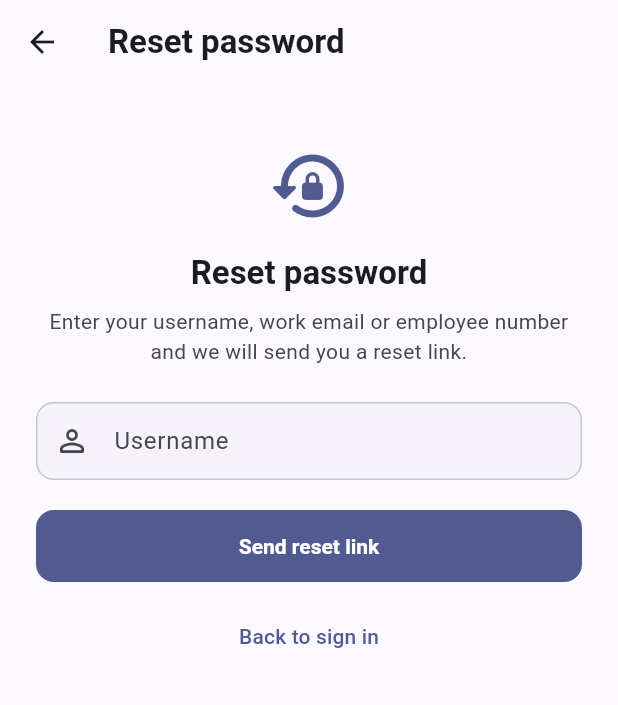
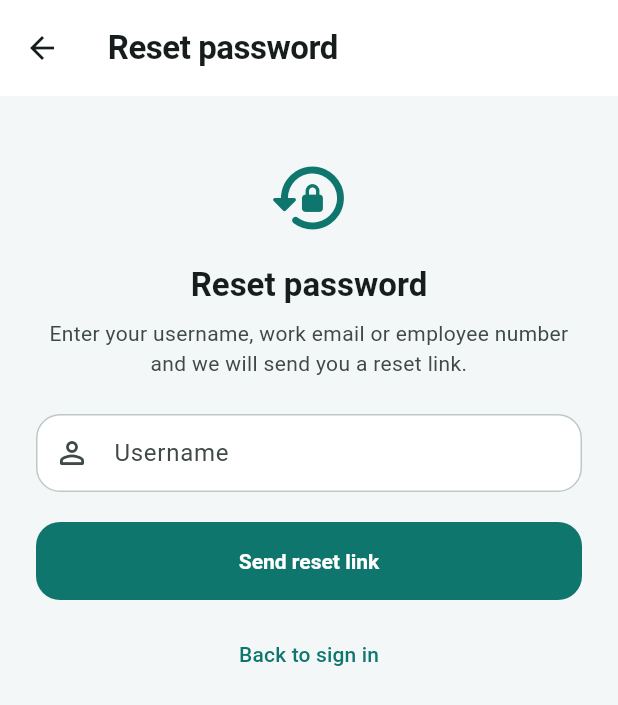
Before and after one commit to navin4489-ai/hrms, a Flutter app: the screen it shows after launch, after a tap on "Forgot password?", on a phone screen of 412 x 824 dp. Shown: the top 705 px of the screen. Run offline on Flutter 3.47's test engine with Material 3 defaults, Android fonts, the phone set to English and light mode, and no system bars; our stand-ins replace dio, file_picker, flutter_riverpod, flutter_secure_storage, go_router, shared_preferences; network calls fail.

Commit message:
Refresh Wintech mobile branding and UI

```diff
--- a/mobile/lib/features/auth/login_screen.dart
+++ b/mobile/lib/features/auth/login_screen.dart
@@ -5,7 +5,8 @@ import 'package:go_router/go_router.dart';
 import '../../core/network/api_exception.dart';
 import '../../core/strings.dart';
 import '../../providers/auth_provider.dart';
-import '../../widgets/app_scaffold.dart';
+import '../../theme/app_theme.dart';
+import '../../widgets/wintech_logo.dart';
 import 'login_form.dart';
 
 /// Sign-in screen (FR-EMP-001/006): username + password, credential guidance,
@@ -58,83 +59,122 @@ class _LoginScreenState extends ConsumerState<LoginScreen> {
   @override
   Widget build(BuildContext context) {
     final theme = Theme.of(context);
+    final scheme = theme.colorScheme;
     final auth = ref.watch(authControllerProvider);
     final sessionExpired =
         auth.sessionExpired && auth.status == AuthStatus.unauthenticated;
 
-    return AppScaffold(
-      title: Strings.appName,
-      showBell: false,
+    return Scaffold(
+      backgroundColor: scheme.surface,
       body: SafeArea(
+        bottom: false,
         child: SingleChildScrollView(
-          padding: const EdgeInsets.all(24),
           child: Column(
             crossAxisAlignment: CrossAxisAlignment.stretch,
             children: [
-              const SizedBox(height: 24),
-              _LogoMark(color: theme.colorScheme.primary),
-              const SizedBox(height: 20),
+              Container(
+                padding: const EdgeInsets.fromLTRB(24, 24, 24, 34),
+                decoration: const BoxDecoration(
+                  gradient: LinearGradient(
+                    begin: Alignment.topLeft,
+                    end: Alignment.bottomRight,
+                    colors: [AppColors.brandDark, AppColors.brand],
+                  ),
+                  borderRadius: BorderRadius.vertical(
+                    bottom: Radius.circular(32),
+                  ),
+                ),
+                child: Column(
+                  crossAxisAlignment: CrossAxisAlignment.start,
+                  children: [
+                    const WintechLogo(
+                      size: 56,
+                      showWordmark: true,
+                      wordmarkColor: Colors.white,
+                    ),
+                    const SizedBox(height: 30),
+                    Text(
+                      'People operations,\nmade simple.',
+                      style: theme.textTheme.headlineMedium?.copyWith(
+                        color: Colors.white,
+                        fontWeight: FontWeight.w800,
+                        height: 1.08,
+                        letterSpacing: -0.5,
+                      ),
+                    ),
+                    const SizedBox(height: 10),
+                    Text(
+                      'A better workday starts here.',
+                      style: theme.textTheme.bodyLarge?.copyWith(
+                        color: Colors.white.withValues(alpha: 0.78),
+                      ),
+                    ),
+                  ],
+                ),
+              ),
+              Padding(
+                padding: const EdgeInsets.fromLTRB(20, 24, 20, 36),
+                child: Column(
+                  crossAxisAlignment: CrossAxisAlignment.stretch,
+                  children: [
                     Text(
                       'Welcome back',
                       style: theme.textTheme.headlineSmall?.copyWith(
-                  fontWeight: FontWeight.w700,
+                        fontWeight: FontWeight.w800,
+                        letterSpacing: -0.3,
                       ),
-                textAlign: TextAlign.center,
                     ),
                     const SizedBox(height: 6),
                     Text(
-                'Sign in to access your HR self-service',
+                      'Sign in to access your HR self-service.',
                       style: theme.textTheme.bodyMedium?.copyWith(
-                  color: theme.colorScheme.onSurfaceVariant,
+                        color: scheme.onSurfaceVariant,
                       ),
-                textAlign: TextAlign.center,
                     ),
-              const SizedBox(height: 28),
+                    const SizedBox(height: 20),
                     if (sessionExpired) ...[
                       _SessionExpiredBanner(
                         onDismiss: () => ref
                             .read(authControllerProvider.notifier)
                             .acknowledgeSessionExpired(),
                       ),
-                const SizedBox(height: 16),
+                      const SizedBox(height: 14),
                     ],
-              LoginForm(
+                    Card(
+                      child: Padding(
+                        padding: const EdgeInsets.all(18),
+                        child: LoginForm(
                           busy: _busy,
                           errorText: _errorText,
                           onSubmit: _submit,
-                onForgotPassword: () => context.push('/forgot-password'),
+                          onForgotPassword: () =>
+                              context.push('/forgot-password'),
+                        ),
+                      ),
+                    ),
+                    const SizedBox(height: 20),
+                    Row(
+                      mainAxisAlignment: MainAxisAlignment.center,
+                      children: [
+                        Icon(
+                          Icons.shield_outlined,
+                          size: 16,
+                          color: scheme.primary,
+                        ),
+                        const SizedBox(width: 7),
+                        Text(
+                          'Your workplace, securely connected',
+                          style: theme.textTheme.bodySmall?.copyWith(
+                            color: scheme.onSurfaceVariant,
+                            fontWeight: FontWeight.w600,
+                          ),
+                        ),
+                      ],
                     ),
                   ],
                 ),
               ),
-      ),
-    );
-  }
-}
-
-class _LogoMark extends StatelessWidget {
-  const _LogoMark({required this.color});
-
-  final Color color;
-
-  @override
-  Widget build(BuildContext context) {
-    return Center(
-      child: Container(
-        width: 84,
-        height: 84,
-        decoration: BoxDecoration(
-          color: color,
-          borderRadius: BorderRadius.circular(24),
-        ),
-        child: const Center(
-          child: Text(
-            'W',
-            style: TextStyle(
-              color: Colors.white,
-              fontSize: 44,
-              fontWeight: FontWeight.w800,
-            ),
+            ],
           ),
         ),
       ),
--- a/mobile/lib/features/auth/splash_screen.dart
+++ b/mobile/lib/features/auth/splash_screen.dart
@@ -1,6 +1,8 @@
 import 'package:flutter/material.dart';
 
 import '../../core/strings.dart';
+import '../../theme/app_theme.dart';
+import '../../widgets/wintech_logo.dart';
 
 /// First route while the stored session is being restored (FR-EMP-005).
 /// The router redirect moves to /login or /home once the status flips.
@@ -16,29 +18,20 @@ class SplashScreen extends StatelessWidget {
         child: Column(
           mainAxisSize: MainAxisSize.min,
           children: [
-            Container(
-              width: 88,
-              height: 88,
-              decoration: BoxDecoration(
-                color: scheme.primary,
-                borderRadius: BorderRadius.circular(24),
-              ),
-              child: const Center(
-                child: Text(
-                  'W',
-                  style: TextStyle(
-                    color: Colors.white,
-                    fontSize: 46,
-                    fontWeight: FontWeight.w800,
-                  ),
-                ),
-              ),
-            ),
+            const WintechLogo(size: 88),
             const SizedBox(height: 20),
             Text(
               Strings.appName,
               style: theme.textTheme.headlineSmall?.copyWith(
                 fontWeight: FontWeight.w700,
+              ),
+            ),
+            const SizedBox(height: 4),
+            Text(
+              'People & work, in sync',
+              style: theme.textTheme.bodyMedium?.copyWith(
+                color: AppColors.brand,
+                fontWeight: FontWeight.w600,
               ),
             ),
             const SizedBox(height: 32),
--- a/mobile/lib/features/dashboard/dashboard_screen.dart
+++ b/mobile/lib/features/dashboard/dashboard_screen.dart
@@ -10,11 +10,13 @@ import '../../providers/attendance_provider.dart';
 import '../../providers/auth_provider.dart';
 import '../../providers/dashboard_provider.dart';
 import '../../router/deep_link_parser.dart';
+import '../../theme/app_theme.dart';
 import '../../widgets/app_scaffold.dart';
 import '../../widgets/async_body.dart';
 import '../../widgets/section_card.dart';
 import '../../widgets/shimmer_box.dart';
 import '../../widgets/status_chip.dart';
+import '../../widgets/wintech_logo.dart';
 
 /// Employee home (FR-EMP-010..014): greeting, punch card, quick actions,
 /// pending approvals, leave balances, my requests, announcements, holidays.
@@ -220,43 +222,100 @@ class _Header extends StatelessWidget {
   @override
   Widget build(BuildContext context) {
     final theme = Theme.of(context);
-    final scheme = theme.colorScheme;
-    final title = data.greeting.isNotEmpty
-        ? data.greeting
-        : (employee ?? Strings.dashboard);
-    return Column(
+    final subtitle = [
+      if (data.employee?.designation?.isNotEmpty ?? false)
+        data.employee!.designation!,
+      if (data.employee?.department?.isNotEmpty ?? false)
+        data.employee!.department!,
+    ].join(' · ');
+
+    return ClipRRect(
+      borderRadius: BorderRadius.circular(24),
+      child: Container(
+        decoration: const BoxDecoration(
+          gradient: LinearGradient(
+            begin: Alignment.topLeft,
+            end: Alignment.bottomRight,
+            colors: [AppColors.brandDark, AppColors.brand],
+          ),
+        ),
+        child: Stack(
+          children: [
+            Positioned(
+              right: -36,
+              top: -54,
+              child: Container(
+                width: 170,
+                height: 170,
+                decoration: BoxDecoration(
+                  shape: BoxShape.circle,
+                  color: Colors.white.withValues(alpha: 0.045),
+                ),
+              ),
+            ),
+            Padding(
+              padding: const EdgeInsets.all(20),
+              child: Row(
+                children: [
+                  Expanded(
+                    child: Column(
                       crossAxisAlignment: CrossAxisAlignment.start,
+                      mainAxisSize: MainAxisSize.min,
                       children: [
                         Text(
-          title,
-          style: theme.textTheme.headlineSmall?.copyWith(
-            fontWeight: FontWeight.w700,
+                          data.greeting.isEmpty
+                              ? 'WELCOME BACK'
+                              : data.greeting.toUpperCase(),
+                          maxLines: 1,
+                          overflow: TextOverflow.ellipsis,
+                          style: theme.textTheme.labelMedium?.copyWith(
+                            color: AppColors.accent,
+                            fontWeight: FontWeight.w800,
+                            letterSpacing: 1.1,
                           ),
                         ),
-        const SizedBox(height: 4),
+                        const SizedBox(height: 7),
+                        Text(
+                          employee ?? 'Your workday, together.',
+                          maxLines: 2,
+                          overflow: TextOverflow.ellipsis,
+                          style: theme.textTheme.headlineSmall?.copyWith(
+                            color: Colors.white,
+                            fontWeight: FontWeight.w800,
+                            letterSpacing: -0.4,
+                            height: 1.05,
+                          ),
+                        ),
+                        const SizedBox(height: 9),
                         Text(
                           AppFormatters.date(data.today),
                           style: theme.textTheme.bodyMedium?.copyWith(
-            color: scheme.onSurfaceVariant,
+                            color: Colors.white.withValues(alpha: 0.82),
+                            fontWeight: FontWeight.w500,
                           ),
                         ),
-        if (data.employee != null) ...[
-          const SizedBox(height: 2),
+                        if (subtitle.isNotEmpty) ...[
+                          const SizedBox(height: 4),
                           Text(
-            [
-              if (data.employee!.designation != null &&
-                  data.employee!.designation!.isNotEmpty)
-                data.employee!.designation!,
-              if (data.employee!.department != null &&
-                  data.employee!.department!.isNotEmpty)
-                data.employee!.department!,
-            ].join(' · '),
+                            subtitle,
+                            maxLines: 1,
+                            overflow: TextOverflow.ellipsis,
                             style: theme.textTheme.bodySmall?.copyWith(
-              color: scheme.onSurfaceVariant,
+                              color: Colors.white.withValues(alpha: 0.7),
                             ),
                           ),
                         ],
                       ],
+                    ),
+                  ),
+                  const SizedBox(width: 14),
+                  const WintechLogo(size: 54),
+                ],
+              ),
+            ),
+          ],
+        ),
+      ),
     );
   }
 }
--- a/mobile/lib/theme/app_theme.dart
+++ b/mobile/lib/theme/app_theme.dart
@@ -1,37 +1,48 @@
 import 'package:flutter/material.dart';
 
-/// Brand palette — deep indigo/blue (#3F51B5 family), Material 3.
+/// Wintech brand palette — confident deep navy, teal, and a warm gold accent.
 abstract final class AppColors {
-  /// Primary brand color (indigo 500).
-  static const Color brand = Color(0xFF3F51B5);
+  static const Color brand = Color(0xFF0F766E);
 
-  /// Darker variant for on-brand contrast.
-  static const Color brandDark = Color(0xFF303F9F);
+  static const Color brandDark = Color(0xFF123047);
 
-  /// Light tint for backgrounds/selection.
-  static const Color brandLight = Color(0xFFC5CAE9);
+  static const Color brandLight = Color(0xFFD5F3EE);
+  static const Color accent = Color(0xFFF3B84B);
+  static const Color canvas = Color(0xFFF4F7F8);
 
-  static const Color success = Color(0xFF2E7D32);
-  static const Color warning = Color(0xFFF57F17);
-  static const Color danger = Color(0xFFC62828);
-  static const Color info = Color(0xFF0277BD);
-  static const Color neutral = Color(0xFF607D8B);
+  static const Color success = Color(0xFF21856A);
+  static const Color warning = Color(0xFFB7791F);
+  static const Color danger = Color(0xFFB54745);
+  static const Color info = Color(0xFF3A78A1);
+  static const Color neutral = Color(0xFF647985);
 }
 
 /// Central theme (Material 3).
 abstract final class AppTheme {
   static ThemeData light() {
-    final scheme = ColorScheme.fromSeed(
+    final scheme =
+        ColorScheme.fromSeed(
           seedColor: AppColors.brand,
           brightness: Brightness.light,
+        ).copyWith(
+          primary: AppColors.brand,
+          onPrimary: Colors.white,
+          primaryContainer: AppColors.brandLight,
+          onPrimaryContainer: AppColors.brandDark,
+          secondary: AppColors.accent,
+          surface: AppColors.canvas,
         );
     return _base(scheme);
   }
 
   static ThemeData dark() {
-    final scheme = ColorScheme.fromSeed(
+    final scheme =
+        ColorScheme.fromSeed(
           seedColor: AppColors.brand,
           brightness: Brightness.dark,
+        ).copyWith(
+          primary: const Color(0xFF66D5C5),
+          secondary: const Color(0xFFFFD17C),
         );
     return _base(scheme);
   }
@@ -45,48 +56,61 @@ abstract final class AppTheme {
       useMaterial3: true,
       colorScheme: scheme,
       textTheme: textTheme,
-      scaffoldBackgroundColor: scheme.surface,
+      scaffoldBackgroundColor: scheme.brightness == Brightness.light
+          ? AppColors.canvas
+          : scheme.surface,
       appBarTheme: AppBarTheme(
-        backgroundColor: scheme.surface,
+        backgroundColor: scheme.brightness == Brightness.light
+            ? Colors.white
+            : scheme.surface,
         foregroundColor: scheme.onSurface,
+        surfaceTintColor: Colors.transparent,
         elevation: 0,
-        scrolledUnderElevation: 1,
+        scrolledUnderElevation: 0,
         centerTitle: false,
+        toolbarHeight: 64,
         titleTextStyle: textTheme.titleLarge?.copyWith(
           color: scheme.onSurface,
-          fontWeight: FontWeight.w600,
+          fontWeight: FontWeight.w700,
+          letterSpacing: -0.3,
         ),
       ),
       cardTheme: CardThemeData(
         elevation: 0,
-        color: scheme.surfaceContainerLow,
+        color: scheme.brightness == Brightness.light
+            ? Colors.white
+            : scheme.surfaceContainerLow,
         shape: RoundedRectangleBorder(
-          borderRadius: BorderRadius.circular(16),
-          side: BorderSide(color: scheme.outlineVariant.withValues(alpha: 0.5)),
+          borderRadius: BorderRadius.circular(20),
+          side: BorderSide(
+            color: scheme.outlineVariant.withValues(alpha: 0.45),
+          ),
         ),
         margin: EdgeInsets.zero,
       ),
       chipTheme: ChipThemeData(
-        shape: RoundedRectangleBorder(borderRadius: BorderRadius.circular(10)),
+        shape: RoundedRectangleBorder(borderRadius: BorderRadius.circular(12)),
         side: BorderSide(color: scheme.outlineVariant),
       ),
       inputDecorationTheme: InputDecorationTheme(
         filled: true,
-        fillColor: scheme.surfaceContainerLow,
+        fillColor: scheme.brightness == Brightness.light
+            ? Colors.white
+            : scheme.surfaceContainerLow,
         border: OutlineInputBorder(
-          borderRadius: BorderRadius.circular(12),
+          borderRadius: BorderRadius.circular(16),
           borderSide: BorderSide(color: scheme.outlineVariant),
         ),
         enabledBorder: OutlineInputBorder(
-          borderRadius: BorderRadius.circular(12),
+          borderRadius: BorderRadius.circular(16),
           borderSide: BorderSide(color: scheme.outlineVariant),
         ),
         focusedBorder: OutlineInputBorder(
-          borderRadius: BorderRadius.circular(12),
+          borderRadius: BorderRadius.circular(16),
           borderSide: BorderSide(color: scheme.primary, width: 2),
         ),
         errorBorder: OutlineInputBorder(
-          borderRadius: BorderRadius.circular(12),
+          borderRadius: BorderRadius.circular(16),
           borderSide: BorderSide(color: scheme.error),
         ),
         contentPadding: const EdgeInsets.symmetric(
@@ -96,18 +120,18 @@ abstract final class AppTheme {
       ),
       filledButtonTheme: FilledButtonThemeData(
         style: FilledButton.styleFrom(
-          minimumSize: const Size(64, 48),
+          minimumSize: const Size(64, 52),
           shape: RoundedRectangleBorder(
-            borderRadius: BorderRadius.circular(12),
+            borderRadius: BorderRadius.circular(16),
           ),
           textStyle: const TextStyle(fontWeight: FontWeight.w600),
         ),
       ),
       outlinedButtonTheme: OutlinedButtonThemeData(
         style: OutlinedButton.styleFrom(
-          minimumSize: const Size(64, 48),
+          minimumSize: const Size(64, 52),
           shape: RoundedRectangleBorder(
-            borderRadius: BorderRadius.circular(12),
+            borderRadius: BorderRadius.circular(16),
           ),
         ),
       ),
@@ -115,9 +139,13 @@ abstract final class AppTheme {
         style: TextButton.styleFrom(minimumSize: const Size(48, 44)),
       ),
       navigationBarTheme: NavigationBarThemeData(
-        height: 68,
+        height: 76,
         indicatorColor: scheme.primaryContainer,
         labelBehavior: NavigationDestinationLabelBehavior.alwaysShow,
+        backgroundColor: scheme.brightness == Brightness.light
+            ? Colors.white
+            : scheme.surfaceContainerLow,
+        elevation: 0,
       ),
       dialogTheme: DialogThemeData(
         shape: RoundedRectangleBorder(borderRadius: BorderRadius.circular(20)),
@@ -130,7 +158,7 @@ abstract final class AppTheme {
       ),
       snackBarTheme: SnackBarThemeData(
         behavior: SnackBarBehavior.floating,
-        shape: RoundedRectangleBorder(borderRadius: BorderRadius.circular(12)),
+        shape: RoundedRectangleBorder(borderRadius: BorderRadius.circular(16)),
       ),
       dividerTheme: DividerThemeData(
         color: scheme.outlineVariant.withValues(alpha: 0.6),
--- a/mobile/lib/widgets/section_card.dart
+++ b/mobile/lib/widgets/section_card.dart
@@ -23,7 +23,7 @@ class SectionCard extends StatelessWidget {
     return Card(
       clipBehavior: Clip.antiAlias,
       child: Padding(
-        padding: const EdgeInsets.all(16),
+        padding: padding,
         child: Column(
           crossAxisAlignment: CrossAxisAlignment.start,
           children: [
--- /dev/null
+++ b/mobile/lib/widgets/wintech_logo.dart
@@ -0,0 +1,107 @@
+import 'package:flutter/material.dart';
+
+import '../theme/app_theme.dart';
+
+/// In-app Wintech monogram and optional wordmark, drawn as vector artwork.
+class WintechLogo extends StatelessWidget {
+  const WintechLogo({
+    super.key,
+    this.size = 64,
+    this.showWordmark = false,
+    this.wordmarkColor,
+  });
+
+  final double size;
+  final bool showWordmark;
+  final Color? wordmarkColor;
+
+  @override
+  Widget build(BuildContext context) {
+    final color = wordmarkColor ?? Theme.of(context).colorScheme.onSurface;
+    final radius = BorderRadius.circular(size * 0.29);
+    final mark = Container(
+      width: size,
+      height: size,
+      decoration: BoxDecoration(
+        gradient: const LinearGradient(
+          begin: Alignment.topLeft,
+          end: Alignment.bottomRight,
+          colors: [AppColors.brandDark, AppColors.brand],
+        ),
+        borderRadius: radius,
+        boxShadow: [
+          BoxShadow(
+            color: AppColors.brand.withValues(alpha: 0.24),
+            blurRadius: size * 0.24,
+            offset: Offset(0, size * 0.08),
+          ),
+        ],
+      ),
+      child: CustomPaint(painter: _WintechMarkPainter()),
+    );
+
+    if (!showWordmark) return mark;
+    return Row(
+      mainAxisSize: MainAxisSize.min,
+      children: [
+        mark,
+        const SizedBox(width: 14),
+        Column(
+          crossAxisAlignment: CrossAxisAlignment.start,
+          mainAxisSize: MainAxisSize.min,
+          children: [
+            Text(
+              'WINTECH',
+              style: TextStyle(
+                color: color,
+                fontSize: size * 0.27,
+                fontWeight: FontWeight.w800,
+                letterSpacing: 1.5,
+                height: 1.05,
+              ),
+            ),
+            SizedBox(height: size * 0.06),
+            Text(
+              'PEOPLE & WORK',
+              style: TextStyle(
+                color: color.withValues(alpha: 0.72),
+                fontSize: size * 0.13,
+                fontWeight: FontWeight.w600,
+                letterSpacing: 1.4,
+              ),
+            ),
+          ],
+        ),
+      ],
+    );
+  }
+}
+
+class _WintechMarkPainter extends CustomPainter {
+  @override
+  void paint(Canvas canvas, Size size) {
+    final stroke = Paint()
+      ..color = Colors.white
+      ..style = PaintingStyle.stroke
+      ..strokeWidth = size.width * 0.085
+      ..strokeCap = StrokeCap.round
+      ..strokeJoin = StrokeJoin.round;
+    final mark = Path()
+      ..moveTo(size.width * 0.19, size.height * 0.29)
+      ..lineTo(size.width * 0.35, size.height * 0.70)
+      ..lineTo(size.width * 0.50, size.height * 0.43)
+      ..lineTo(size.width * 0.65, size.height * 0.70)
+      ..lineTo(size.width * 0.81, size.height * 0.29);
+    canvas.drawPath(mark, stroke);
+
+    final accent = Paint()..color = AppColors.accent;
+    canvas.drawCircle(
+      Offset(size.width * 0.77, size.height * 0.25),
+      size.width * 0.055,
+      accent,
+    );
+  }
+
+  @override
+  bool shouldRepaint(covariant _WintechMarkPainter oldDelegate) => false;
+}
```
Also changed, not shown: mobile/assets/branding/wintech-app-icon.png (added), mobile/assets/branding/wintech-logo.svg (added), 26 other files. Lines whose indentation alone changed are shown as unchanged.
